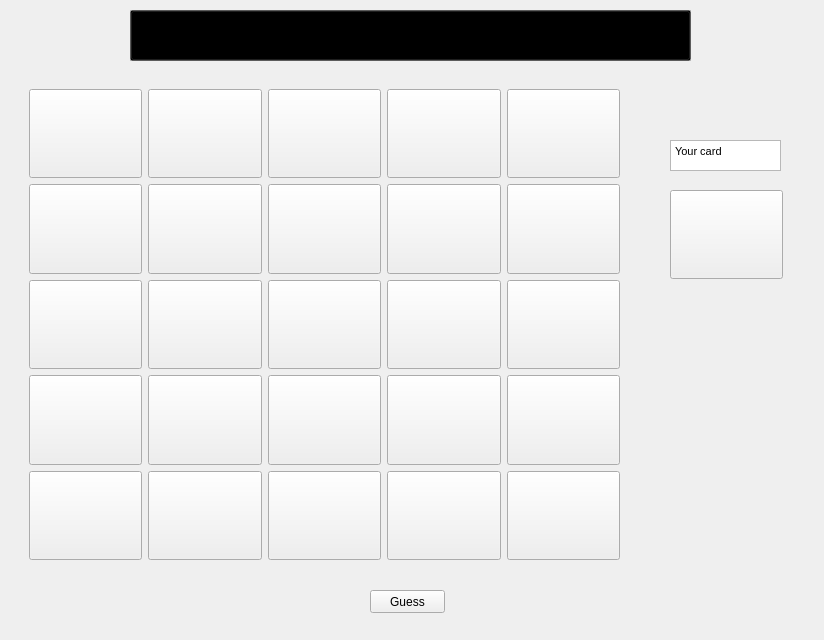
Qt form qt/base_window.ui (alexamarki/kinojecture-qt) before a commit.
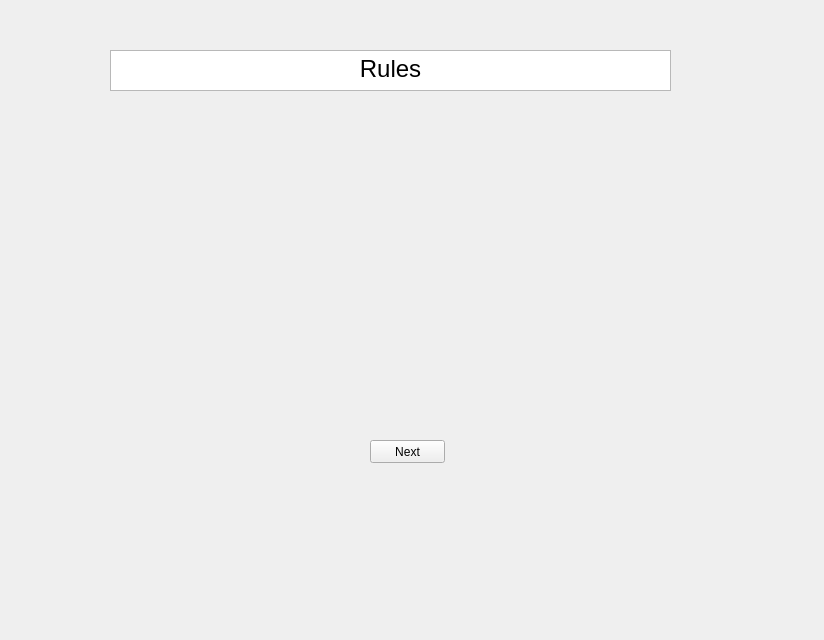
The same form after that commit. The open tabs and pages were chosen to show the change. Custom widgets are drawn as their Qt base class.

Commit message: beginning of the game starts to be existent and basically we now just have to implement the entire game process (cards card, table doesn't table yet)

```diff
--- a/qt/base_window.ui
+++ b/qt/base_window.ui
@@ -13,10 +13,20 @@
   <property name="windowTitle">
    <string>Form</string>
   </property>
+  <widget class="QStackedWidget" name="main_widget">
+   <property name="geometry">
+    <rect>
+     <x>10</x>
+     <y>10</y>
+     <width>801</width>
+     <height>621</height>
+    </rect>
+   </property>
+   <widget class="QWidget" name="not_game">
   <widget class="QStackedWidget" name="stackedWidget">
    <property name="geometry">
     <rect>
-     <x>20</x>
+       <x>0</x>
      <y>70</y>
      <width>791</width>
      <height>551</height>
@@ -98,11 +108,11 @@
       <rect>
        <x>9</x>
        <y>19</y>
-       <width>591</width>
-       <height>471</height>
-      </rect>
-     </property>
-     <layout class="QGridLayout" name="gridLayout">
+         <width>771</width>
+         <height>481</height>
+        </rect>
+       </property>
+       <layout class="QGridLayout" name="gridLayout_4">
       <item row="3" column="4">
        <widget class="HoverPushButton" name="cardButton20">
         <property name="sizePolicy">
@@ -443,45 +453,6 @@
       <string>Guess</string>
      </property>
     </widget>
-    <widget class="QPushButton" name="cardButton10_2">
-     <property name="geometry">
-      <rect>
-       <x>650</x>
-       <y>120</y>
-       <width>113</width>
-       <height>89</height>
-      </rect>
-     </property>
-     <property name="sizePolicy">
-      <sizepolicy hsizetype="Preferred" vsizetype="Preferred">
-       <horstretch>0</horstretch>
-       <verstretch>0</verstretch>
-      </sizepolicy>
-     </property>
-     <property name="text">
-      <string/>
-     </property>
-    </widget>
-    <widget class="QTextBrowser" name="textBrowser">
-     <property name="geometry">
-      <rect>
-       <x>650</x>
-       <y>70</y>
-       <width>111</width>
-       <height>31</height>
-      </rect>
-     </property>
-     <property name="html">
-      <string>&lt;!DOCTYPE HTML PUBLIC &quot;-//W3C//DTD HTML 4.0//EN&quot; &quot;http://www.w3.org/TR/REC-html40/strict.dtd&quot;&gt;
-&lt;html&gt;&lt;head&gt;&lt;meta name=&quot;qrichtext&quot; content=&quot;1&quot; /&gt;&lt;meta charset=&quot;utf-8&quot; /&gt;&lt;style type=&quot;text/css&quot;&gt;
-p, li { white-space: pre-wrap; }
-hr { height: 1px; border-width: 0; }
-li.unchecked::marker { content: &quot;\2610&quot;; }
-li.checked::marker { content: &quot;\2612&quot;; }
-&lt;/style&gt;&lt;/head&gt;&lt;body style=&quot; font-family:'.AppleSystemUIFont'; font-size:13pt; font-weight:400; font-style:normal;&quot;&gt;
-&lt;p style=&quot; margin-top:0px; margin-bottom:0px; margin-left:0px; margin-right:0px; -qt-block-indent:0; text-indent:0px;&quot;&gt;&lt;span style=&quot; font-family:'MS Shell Dlg 2'; font-size:7.875pt;&quot;&gt;Your card&lt;/span&gt;&lt;/p&gt;&lt;/body&gt;&lt;/html&gt;</string>
-     </property>
-    </widget>
    </widget>
    <widget class="QWidget" name="NewGame">
     <widget class="QTextBrowser" name="choose_text">
@@ -1727,30 +1698,10 @@
     </widget>
    </widget>
   </widget>
-  <widget class="QTextBrowser" name="heading">
-   <property name="geometry">
-    <rect>
-     <x>130</x>
-     <y>10</y>
-     <width>561</width>
-     <height>51</height>
-    </rect>
-   </property>
-   <property name="html">
-    <string>&lt;!DOCTYPE HTML PUBLIC &quot;-//W3C//DTD HTML 4.0//EN&quot; &quot;http://www.w3.org/TR/REC-html40/strict.dtd&quot;&gt;
-&lt;html&gt;&lt;head&gt;&lt;meta name=&quot;qrichtext&quot; content=&quot;1&quot; /&gt;&lt;meta charset=&quot;utf-8&quot; /&gt;&lt;style type=&quot;text/css&quot;&gt;
-p, li { white-space: pre-wrap; }
-hr { height: 1px; border-width: 0; }
-li.unchecked::marker { content: &quot;\2610&quot;; }
-li.checked::marker { content: &quot;\2612&quot;; }
-&lt;/style&gt;&lt;/head&gt;&lt;body style=&quot; font-family:'.AppleSystemUIFont'; font-size:13pt; font-weight:400; font-style:normal;&quot;&gt;
-&lt;p align=&quot;center&quot; style=&quot; margin-top:0px; margin-bottom:0px; margin-left:0px; margin-right:0px; -qt-block-indent:0; text-indent:0px;&quot;&gt;&lt;span style=&quot; font-family:'MS Shell Dlg 2'; font-size:24pt;&quot;&gt;Kinojecture&lt;/span&gt;&lt;/p&gt;&lt;/body&gt;&lt;/html&gt;</string>
-   </property>
-  </widget>
   <widget class="QPushButton" name="main_button">
    <property name="geometry">
     <rect>
-     <x>130</x>
+       <x>110</x>
      <y>10</y>
      <width>561</width>
      <height>51</height>
@@ -1761,8 +1712,148 @@
 </string>
    </property>
    <property name="text">
-    <string/>
-   </property>
+      <string>Kinojecture</string>
+     </property>
+    </widget>
+   </widget>
+   <widget class="QWidget" name="game_mode">
+    <widget class="QStackedWidget" name="game_pages">
+     <property name="geometry">
+      <rect>
+       <x>10</x>
+       <y>10</y>
+       <width>761</width>
+       <height>591</height>
+      </rect>
+     </property>
+     <widget class="QWidget" name="rules_page">
+      <widget class="QTextBrowser" name="rules_h">
+       <property name="geometry">
+        <rect>
+         <x>90</x>
+         <y>30</y>
+         <width>561</width>
+         <height>41</height>
+        </rect>
+       </property>
+       <property name="html">
+        <string>&lt;!DOCTYPE HTML PUBLIC &quot;-//W3C//DTD HTML 4.0//EN&quot; &quot;http://www.w3.org/TR/REC-html40/strict.dtd&quot;&gt;
+&lt;html&gt;&lt;head&gt;&lt;meta name=&quot;qrichtext&quot; content=&quot;1&quot; /&gt;&lt;style type=&quot;text/css&quot;&gt;
+p, li { white-space: pre-wrap; }
+&lt;/style&gt;&lt;/head&gt;&lt;body style=&quot; font-family:'MS Shell Dlg 2'; font-size:7.875pt; font-weight:400; font-style:normal;&quot;&gt;
+&lt;p align=&quot;center&quot; style=&quot; margin-top:0px; margin-bottom:0px; margin-left:0px; margin-right:0px; -qt-block-indent:0; text-indent:0px;&quot;&gt;&lt;span style=&quot; font-size:18pt;&quot;&gt;Rules&lt;/span&gt;&lt;/p&gt;&lt;/body&gt;&lt;/html&gt;</string>
+       </property>
+      </widget>
+      <widget class="QPushButton" name="from_rules_button">
+       <property name="geometry">
+        <rect>
+         <x>350</x>
+         <y>420</y>
+         <width>75</width>
+         <height>23</height>
+        </rect>
+       </property>
+       <property name="text">
+        <string>Next</string>
+       </property>
+      </widget>
+     </widget>
+     <widget class="QWidget" name="player_card1">
+      <widget class="QTextBrowser" name="card_number">
+       <property name="geometry">
+        <rect>
+         <x>220</x>
+         <y>110</y>
+         <width>256</width>
+         <height>192</height>
+        </rect>
+       </property>
+       <property name="html">
+        <string>&lt;!DOCTYPE HTML PUBLIC &quot;-//W3C//DTD HTML 4.0//EN&quot; &quot;http://www.w3.org/TR/REC-html40/strict.dtd&quot;&gt;
+&lt;html&gt;&lt;head&gt;&lt;meta name=&quot;qrichtext&quot; content=&quot;1&quot; /&gt;&lt;style type=&quot;text/css&quot;&gt;
+p, li { white-space: pre-wrap; }
+&lt;/style&gt;&lt;/head&gt;&lt;body style=&quot; font-family:'MS Shell Dlg 2'; font-size:7.875pt; font-weight:400; font-style:normal;&quot;&gt;
+&lt;p style=&quot;-qt-paragraph-type:empty; margin-top:0px; margin-bottom:0px; margin-left:0px; margin-right:0px; -qt-block-indent:0; text-indent:0px;&quot;&gt;&lt;br /&gt;&lt;/p&gt;&lt;/body&gt;&lt;/html&gt;</string>
+       </property>
+      </widget>
+      <widget class="QPushButton" name="card_num_button">
+       <property name="geometry">
+        <rect>
+         <x>30</x>
+         <y>330</y>
+         <width>75</width>
+         <height>23</height>
+        </rect>
+       </property>
+       <property name="text">
+        <string>Next</string>
+       </property>
+      </widget>
+     </widget>
+     <widget class="QWidget" name="player_card2">
+      <widget class="QTextBrowser" name="card_number_2">
+       <property name="geometry">
+        <rect>
+         <x>280</x>
+         <y>160</y>
+         <width>256</width>
+         <height>192</height>
+        </rect>
+       </property>
+       <property name="html">
+        <string>&lt;!DOCTYPE HTML PUBLIC &quot;-//W3C//DTD HTML 4.0//EN&quot; &quot;http://www.w3.org/TR/REC-html40/strict.dtd&quot;&gt;
+&lt;html&gt;&lt;head&gt;&lt;meta name=&quot;qrichtext&quot; content=&quot;1&quot; /&gt;&lt;style type=&quot;text/css&quot;&gt;
+p, li { white-space: pre-wrap; }
+&lt;/style&gt;&lt;/head&gt;&lt;body style=&quot; font-family:'MS Shell Dlg 2'; font-size:7.875pt; font-weight:400; font-style:normal;&quot;&gt;
+&lt;p style=&quot;-qt-paragraph-type:empty; margin-top:0px; margin-bottom:0px; margin-left:0px; margin-right:0px; -qt-block-indent:0; text-indent:0px;&quot;&gt;&lt;br /&gt;&lt;/p&gt;&lt;/body&gt;&lt;/html&gt;</string>
+       </property>
+      </widget>
+      <widget class="QPushButton" name="card_num_button_2">
+       <property name="geometry">
+        <rect>
+         <x>90</x>
+         <y>380</y>
+         <width>75</width>
+         <height>23</height>
+        </rect>
+       </property>
+       <property name="text">
+        <string>Next</string>
+       </property>
+      </widget>
+     </widget>
+     <widget class="QWidget" name="pre_player_card1">
+      <widget class="QPushButton" name="show_fpc">
+       <property name="geometry">
+        <rect>
+         <x>250</x>
+         <y>150</y>
+         <width>211</width>
+         <height>23</height>
+        </rect>
+       </property>
+       <property name="text">
+        <string>Show first player card</string>
+       </property>
+      </widget>
+     </widget>
+     <widget class="QWidget" name="pre_player_card2">
+      <widget class="QPushButton" name="show_spc">
+       <property name="geometry">
+        <rect>
+         <x>200</x>
+         <y>110</y>
+         <width>271</width>
+         <height>23</height>
+        </rect>
+       </property>
+       <property name="text">
+        <string>Show second player card</string>
+       </property>
+      </widget>
+     </widget>
+    </widget>
+   </widget>
   </widget>
  </widget>
  <customwidgets>
```
Left out of the diff: 41 changed lines with no effect on the pictures. Lines whose indentation alone changed are shown as unchanged. The commit also changes 4 other files.
